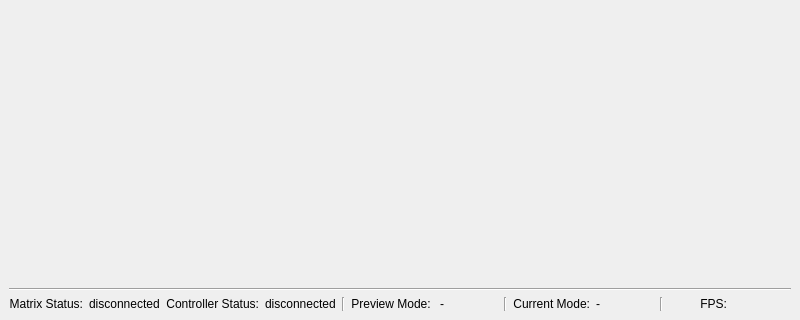
CountRucula/matrix-app, file src/qt/design-files/MainWindow.ui: the form before one commit; both pictures show x 0 to 800 and y 280 to 600 of the 800 by 600 pixel window.
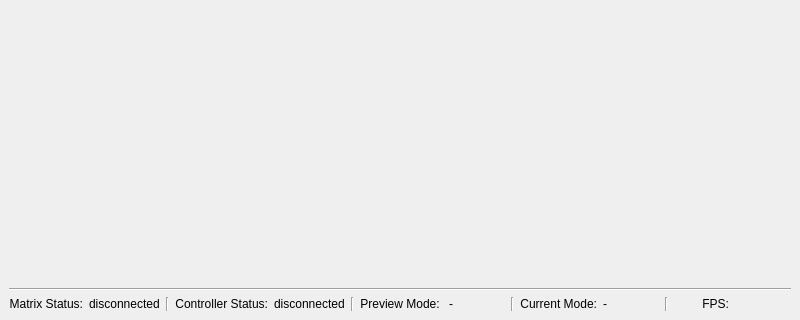
The form after the commit.

```diff
--- a/src/qt/design-files/MainWindow.ui
+++ b/src/qt/design-files/MainWindow.ui
@@ -92,6 +92,13 @@
         </property>
        </widget>
       </item>
+      <item>
+       <widget class="Line" name="line_5">
+        <property name="orientation">
+         <enum>Qt::Orientation::Vertical</enum>
+        </property>
+       </widget>
+      </item>
       <item>
        <widget class="QLabel" name="label_5">
         <property name="sizePolicy">
```
Left out of the diff: 6 changed lines with no effect on the pictures.
